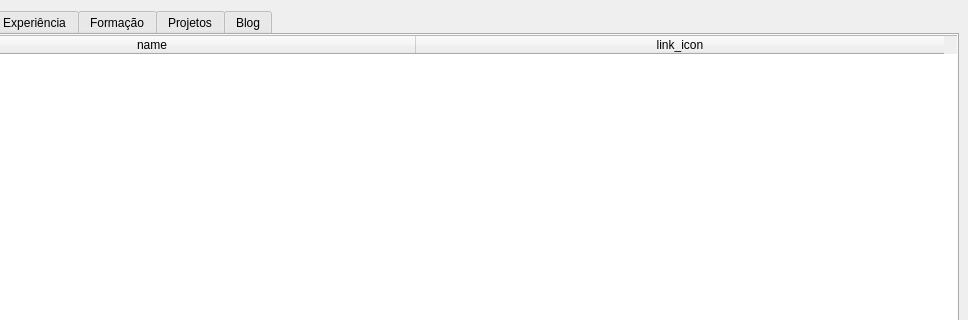
Before: the Qt Designer form database_handler/screen.ui in marcoswb/personal-api, drawn with Qt 5; both pictures show x 124 to 1092 and y 0 to 320 of the 1092 by 594 pixel window.
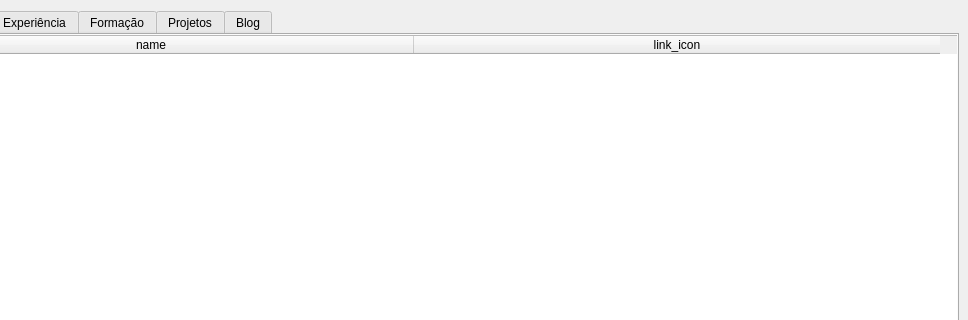
After: the same form once the commit is applied. The open tabs and pages were chosen to show the change.

```diff
--- a/database_handler/screen.ui
+++ b/database_handler/screen.ui
@@ -120,7 +120,7 @@
             <bool>true</bool>
            </property>
            <attribute name="horizontalHeaderDefaultSectionSize">
-            <number>528</number>
+            <number>526</number>
            </attribute>
            <column>
             <property name="text">
```
Left out of the diff: 2 changed lines with no effect on the pictures.
